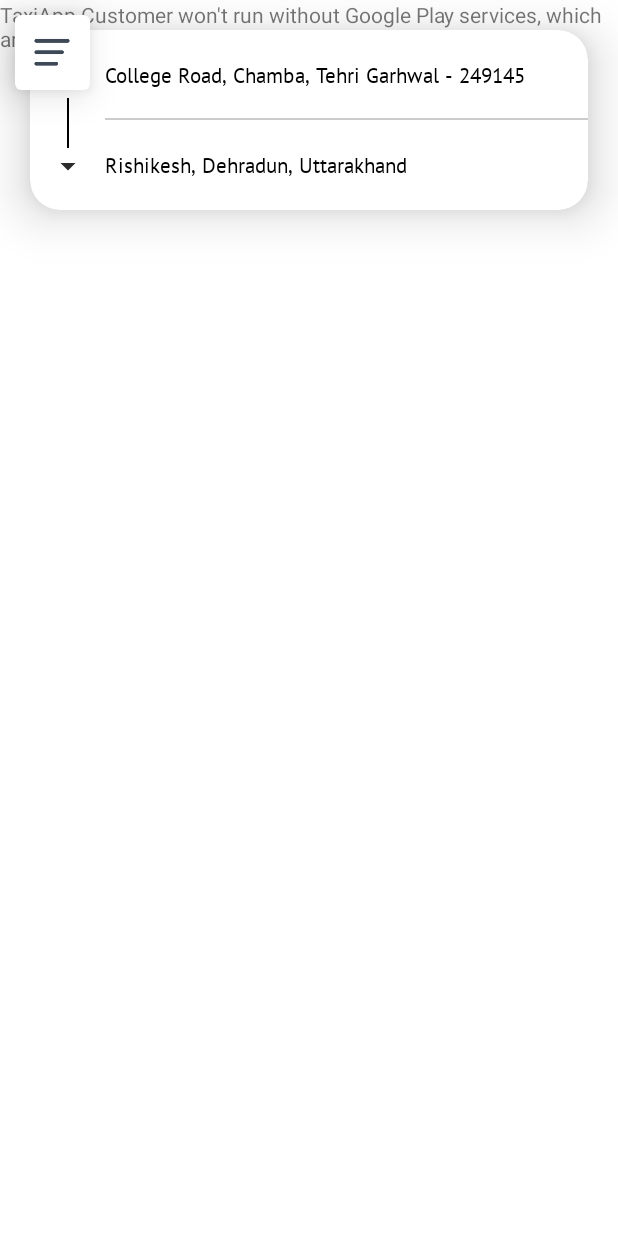
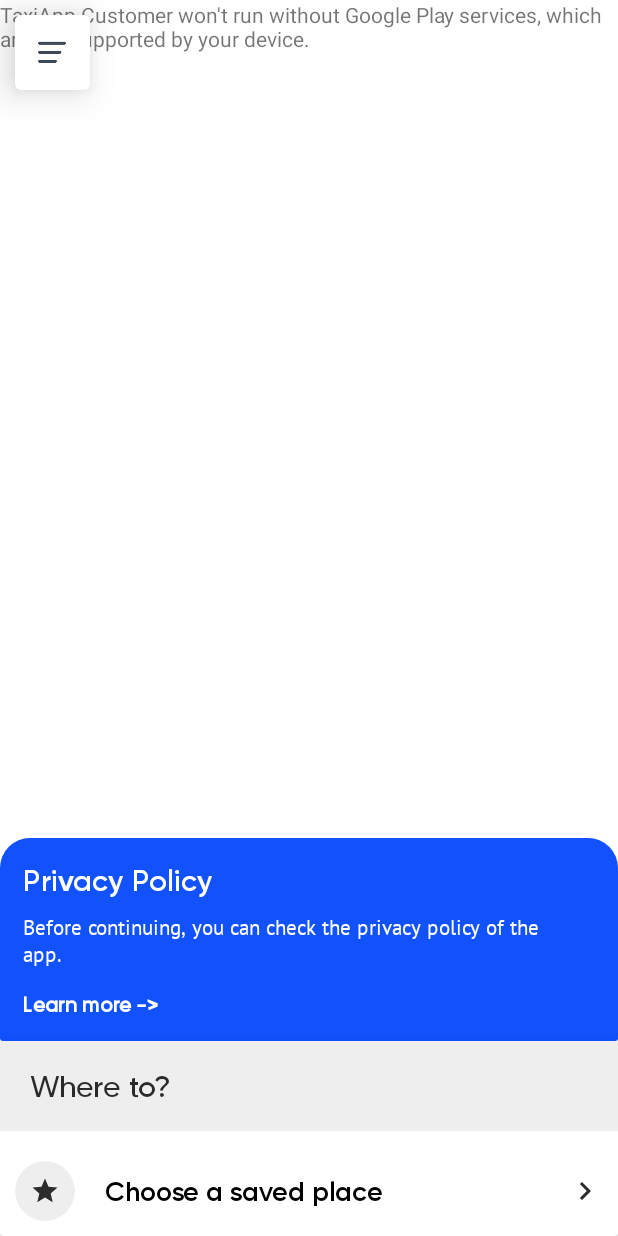
Before and after one commit to Anshul1310/CustomerTaxiApp, an Android app: the HomeFragment screen opened directly, with no data from a screen before it, on a phone screen of 412 x 824 dp. Run offline under Robolectric (Android 15) with nearby library versions, the phone set to English and light mode, and no system bars; our stand-ins replace Firebase (no records; nobody signed in at launch, a user with empty details on screens opened directly).

Commit message:
main activity design done

```diff
--- a/app/src/main/AndroidManifest.xml
+++ b/app/src/main/AndroidManifest.xml
@@ -9,6 +9,7 @@
         android:roundIcon="@drawable/applogo"
         android:supportsRtl="true"
         android:theme="@style/Theme.TaxiAppCustomer">
+        <activity android:name=".FromTo"></activity>
         <activity android:name=".OtpVerification" />
         <activity android:name=".ForgotPassword" />
         <activity android:name=".RegisterActivity" />
--- /dev/null
+++ b/app/src/main/java/com/ebooker/taxiappcustomer/FromTo.java
@@ -0,0 +1,14 @@
+package com.ebooker.taxiappcustomer;
+
+import androidx.appcompat.app.AppCompatActivity;
+
+import android.os.Bundle;
+
+public class FromTo extends AppCompatActivity {
+
+    @Override
+    protected void onCreate(Bundle savedInstanceState) {
+        super.onCreate(savedInstanceState);
+        setContentView(R.layout.activity_from_to);
+    }
+}
--- /dev/null
+++ b/app/src/main/res/drawable/card_view_bg.xml
@@ -0,0 +1,9 @@
+<?xml version="1.0" encoding="utf-8"?>
+<shape xmlns:android="http://schemas.android.com/apk/res/android">
+    <corners android:topLeftRadius="20dp"
+        android:topRightRadius="20dp"/>
+
+    <gradient android:startColor="@color/blue_theme"
+        android:endColor="@color/blue_theme"
+        android:centerColor="@color/blue_theme"/>
+</shape>
--- /dev/null
+++ b/app/src/main/res/drawable/vector_right.xml
@@ -0,0 +1,5 @@
+<vector android:height="24dp" android:tint="#2C2C2C"
+    android:viewportHeight="24" android:viewportWidth="24"
+    android:width="24dp" xmlns:android="http://schemas.android.com/apk/res/android">
+    <path android:fillColor="@android:color/white" android:pathData="M10,6L8.59,7.41 13.17,12l-4.58,4.59L10,18l6,-6z"/>
+</vector>
--- /dev/null
+++ b/app/src/main/res/drawable/vector_star.xml
@@ -0,0 +1,5 @@
+<vector android:height="24dp" android:tint="#2C2C2C"
+    android:viewportHeight="24" android:viewportWidth="24"
+    android:width="24dp" xmlns:android="http://schemas.android.com/apk/res/android">
+    <path android:fillColor="@android:color/white" android:pathData="M12,17.27L18.18,21l-1.64,-7.03L22,9.24l-7.19,-0.61L12,2 9.19,8.63 2,9.24l5.46,4.73L5.82,21z"/>
+</vector>
--- /dev/null
+++ b/app/src/main/res/layout/activity_from_to.xml
@@ -0,0 +1,9 @@
+<?xml version="1.0" encoding="utf-8"?>
+<androidx.constraintlayout.widget.ConstraintLayout xmlns:android="http://schemas.android.com/apk/res/android"
+    xmlns:app="http://schemas.android.com/apk/res-auto"
+    xmlns:tools="http://schemas.android.com/tools"
+    android:layout_width="match_parent"
+    android:layout_height="match_parent"
+    tools:context=".FromTo">
+
+</androidx.constraintlayout.widget.ConstraintLayout>
--- a/app/src/main/res/layout/activity_main.xml
+++ b/app/src/main/res/layout/activity_main.xml
@@ -48,8 +48,8 @@
             app:layout_constraintTop_toTopOf="parent">
 
             <ImageView
-                android:layout_width="25dp"
-                android:layout_height="25dp"
+                android:layout_width="20dp"
+                android:layout_height="20dp"
                 android:layout_gravity="center"
                 android:src="@drawable/vector_material_nav" />
 
--- a/app/src/main/res/layout/fragment_home.xml
+++ b/app/src/main/res/layout/fragment_home.xml
@@ -20,120 +20,143 @@
 
     <androidx.cardview.widget.CardView
         android:layout_width="match_parent"
-        android:layout_height="120dp"
-        android:layout_margin="20dp"
+        android:layout_height="wrap_content"
+        android:elevation="0dp"
+        app:cardElevation="0dp"
+        app:cardBackgroundColor="#00FFFFFF"
+        app:layout_constraintBottom_toTopOf="@+id/cardView4"
+        app:layout_constraintEnd_toEndOf="parent"
+        app:layout_constraintHorizontal_bias="0.5"
+        app:layout_constraintStart_toStartOf="parent" >
+
+        <androidx.constraintlayout.widget.ConstraintLayout
+            android:layout_width="match_parent"
+            android:layout_height="match_parent"
+            android:background="@drawable/card_view_bg">
+
+            <TextView
+                android:id="@+id/textView17"
+                android:layout_width="wrap_content"
+                android:layout_height="wrap_content"
+                android:layout_margin="15dp"
+                android:fontFamily="@font/gilroy_semibold"
+                android:text="Privacy Policy"
+                android:textColor="#fff"
+                android:textSize="20sp"
+                app:layout_constraintStart_toStartOf="parent"
+                app:layout_constraintTop_toTopOf="parent" />
+
+            <TextView
+                android:id="@+id/textView18"
+                android:layout_width="0dp"
+                android:layout_height="wrap_content"
+                android:layout_marginTop="10dp"
+                android:layout_marginRight="50dp"
+                android:fontFamily="@font/ptsans"
+                android:text="Before continuing, you can check the privacy policy of the app."
+                android:textColor="#fff"
+                app:layout_constraintEnd_toEndOf="parent"
+                app:layout_constraintStart_toStartOf="@+id/textView17"
+                app:layout_constraintTop_toBottomOf="@+id/textView17" />
+
+            <TextView
+                android:layout_width="wrap_content"
+                android:layout_height="wrap_content"
+                android:layout_marginTop="15dp"
+                android:layout_marginBottom="15dp"
+                android:fontFamily="@font/gilroy_semibold"
+                android:text="Learn more ->"
+                android:textColor="#fff"
+                android:textStyle="bold"
+                app:layout_constraintBottom_toBottomOf="parent"
+                app:layout_constraintStart_toStartOf="@+id/textView18"
+                app:layout_constraintTop_toBottomOf="@+id/textView18" />
+        </androidx.constraintlayout.widget.ConstraintLayout>
+
+    </androidx.cardview.widget.CardView>
+
+    <androidx.cardview.widget.CardView
+        android:id="@+id/cardView4"
+        android:layout_width="match_parent"
+        android:layout_height="wrap_content"
         android:background="#fff"
-        app:cardCornerRadius="20dp"
         app:cardElevation="20dp"
         app:cardMaxElevation="20dp"
+        app:layout_constraintBottom_toBottomOf="parent"
         app:layout_constraintEnd_toEndOf="parent"
         app:layout_constraintHorizontal_bias="0.5"
-        app:layout_constraintStart_toStartOf="parent"
-        app:layout_constraintTop_toTopOf="parent">
+        app:layout_constraintStart_toStartOf="parent">
 
 
         <androidx.constraintlayout.widget.ConstraintLayout
             android:layout_width="match_parent"
             android:layout_height="match_parent">
 
+            <ImageView
+                android:id="@+id/imageView7"
+                android:layout_width="wrap_content"
+                android:layout_height="wrap_content"
+                android:layout_marginRight="10dp"
+                android:src="@drawable/vector_right"
+                app:layout_constraintBottom_toBottomOf="@+id/textView14"
+                app:layout_constraintEnd_toEndOf="parent"
+                app:layout_constraintTop_toTopOf="@+id/textView14" />
+
             <androidx.cardview.widget.CardView
-                android:id="@+id/cardView2"
-                android:layout_width="10dp"
-                android:layout_height="10dp"
-                android:layout_marginTop="27dp"
-                app:cardBackgroundColor="@color/blue_theme"
+                android:id="@+id/cardView3"
+                android:layout_width="40dp"
+                android:layout_height="40dp"
+                android:layout_margin="10dp"
+                app:cardBackgroundColor="#eee"
                 app:cardCornerRadius="100dp"
-                app:layout_constraintEnd_toStartOf="@+id/linearLayout4"
-                app:layout_constraintStart_toStartOf="parent"
-                app:layout_constraintTop_toTopOf="parent" />
+                app:cardElevation="0dp"
+                app:cardMaxElevation="0dp"
+                app:layout_constraintBottom_toBottomOf="parent"
+                app:layout_constraintStart_toStartOf="parent">
 
                 <ImageView
-                android:id="@+id/imageView5"
+                    android:id="@+id/imageView6"
+                    android:layout_width="20dp"
+                    android:layout_height="20dp"
+                    android:layout_gravity="center"
+                    android:src="@drawable/vector_star" />
+            </androidx.cardview.widget.CardView>
+
+            <TextView
+                android:id="@+id/textView14"
                 android:layout_width="wrap_content"
                 android:layout_height="wrap_content"
-                android:layout_marginBottom="17dp"
-                android:src="@drawable/vector_dropdown"
-                app:layout_constraintBottom_toBottomOf="parent"
-                app:layout_constraintEnd_toStartOf="@+id/linearLayout4"
-                app:layout_constraintStart_toStartOf="parent" />
-
-            <androidx.constraintlayout.widget.ConstraintLayout
-                android:layout_width="1dp"
-                android:layout_height="0dp"
-                android:layout_marginTop="8dp"
-                android:background="#000"
-                android:elevation="0dp"
-                app:layout_constraintBottom_toTopOf="@+id/imageView5"
-                app:layout_constraintEnd_toEndOf="@+id/imageView5"
-                app:layout_constraintStart_toStartOf="@+id/imageView5"
-                app:layout_constraintTop_toBottomOf="@+id/cardView2" />
-
-            <LinearLayout
-                android:id="@+id/linearLayout4"
-                android:layout_width="match_parent"
-                android:layout_height="match_parent"
-                android:layout_marginLeft="50dp"
-                android:orientation="vertical"
-                android:weightSum="2"
-                app:layout_constraintEnd_toEndOf="parent"
-                app:layout_constraintHorizontal_bias="0.5"
-                app:layout_constraintStart_toStartOf="parent">
+                android:layout_marginLeft="20dp"
+                android:fontFamily="@font/gilroy_semibold"
+                android:text="Choose a saved place"
+                android:textColor="#000"
+                android:textSize="18sp"
+                app:layout_constraintBottom_toBottomOf="@+id/cardView3"
+                app:layout_constraintStart_toEndOf="@+id/cardView3"
+                app:layout_constraintTop_toTopOf="@+id/cardView3" />
 
             <androidx.constraintlayout.widget.ConstraintLayout
                 android:layout_width="match_parent"
-                    android:layout_height="match_parent"
-                    android:layout_weight="1">
+                android:layout_height="60dp"
+                android:layout_marginBottom="20dp"
+                android:background="#eee"
+                app:layout_constraintBottom_toTopOf="@+id/cardView3"
+                app:layout_constraintStart_toStartOf="parent"
+                app:layout_constraintTop_toTopOf="parent">
 
                 <TextView
-                        android:id="@+id/textView4"
-                        android:layout_width="match_parent"
-                        android:layout_height="match_parent"
-                        android:ellipsize="end"
-                        android:fontFamily="@font/ptsans"
-                        android:gravity="center_vertical"
-                        android:maxLines="1"
-                        android:text="College Road, Chamba, Tehri Garhwal - 249145"
-                        android:textColor="#000"
+                    android:id="@+id/textView15"
+                    android:layout_width="wrap_content"
+                    android:layout_height="wrap_content"
+                    android:layout_marginLeft="20dp"
+                    android:fontFamily="@font/gilroy_medium"
+                    android:text="Where to?"
+                    android:textColor="#D2000000"
+                    android:textSize="20sp"
                     app:layout_constraintBottom_toBottomOf="parent"
-                        app:layout_constraintEnd_toEndOf="parent"
-                        app:layout_constraintHorizontal_bias="0.5"
-                        app:layout_constraintStart_toStartOf="parent"
-                        app:layout_constraintTop_toTopOf="parent" />
-
-                    <androidx.constraintlayout.widget.ConstraintLayout
-                        android:layout_width="match_parent"
-                        android:layout_height="1dp"
-                        android:background="#ccc"
-                        android:elevation="0dp"
-                        android:ellipsize="end"
-                        android:maxLines="1"
-                        app:layout_constraintBottom_toBottomOf="@+id/textView4"
-                        app:layout_constraintEnd_toEndOf="parent"
-                        app:layout_constraintHorizontal_bias="0.5"
-                        app:layout_constraintStart_toStartOf="parent" />
-                </androidx.constraintlayout.widget.ConstraintLayout>
-
-
-                <androidx.constraintlayout.widget.ConstraintLayout
-                    android:layout_width="match_parent"
-                    android:layout_height="match_parent"
-                    android:layout_weight="1">
-
-                    <TextView
-                        android:layout_width="match_parent"
-                        android:layout_height="match_parent"
-                        android:fontFamily="@font/ptsans"
-                        android:gravity="center_vertical"
-                        android:text="Rishikesh, Dehradun, Uttarakhand"
-                        android:textColor="#000"
-                        app:layout_constraintBottom_toBottomOf="parent"
-                        app:layout_constraintEnd_toEndOf="parent"
-                        app:layout_constraintHorizontal_bias="0.5"
                     app:layout_constraintStart_toStartOf="parent"
                     app:layout_constraintTop_toTopOf="parent" />
             </androidx.constraintlayout.widget.ConstraintLayout>
-            </LinearLayout>
-
         </androidx.constraintlayout.widget.ConstraintLayout>
 
 
```
Lines whose indentation alone changed are shown as unchanged.
